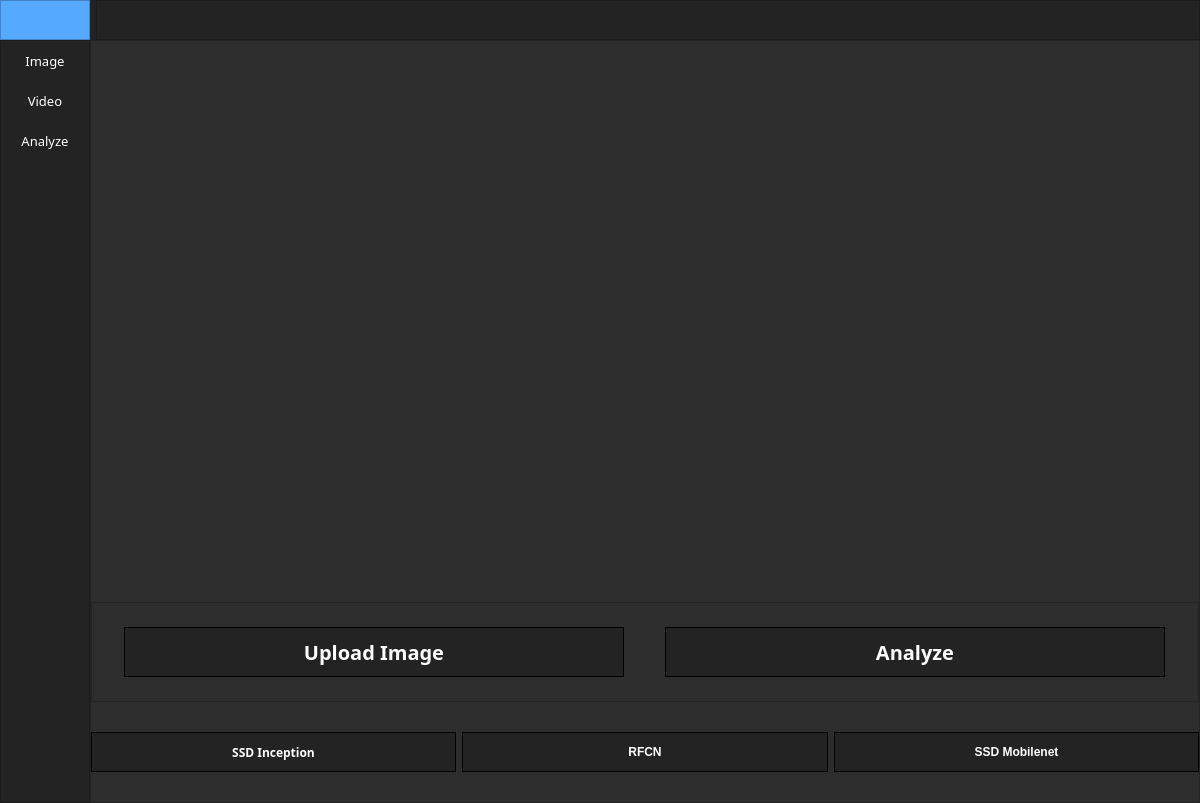
Before: the Qt Designer form trying.ui in Sasan-Tech/Automated-Social-Distance-Monitoring-System, drawn with Qt 5.
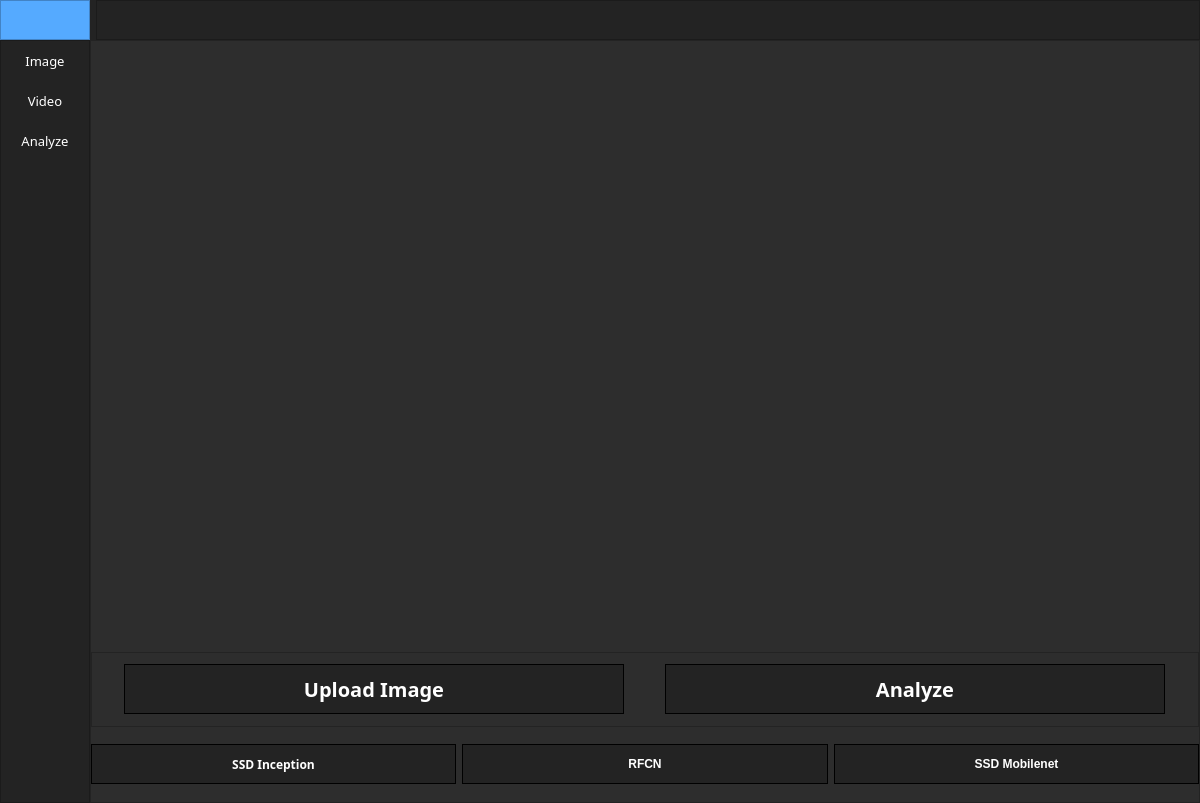
After: the same form once the commit is applied. The open tabs and pages were chosen to show the change. Icons and pictures are not drawn.

Commit message: Added model selection function in the Image section

```diff
--- a/trying.ui
+++ b/trying.ui
@@ -431,15 +431,27 @@
                  <property name="bottomMargin">
                   <number>0</number>
                  </property>
-                 <item>
-                  <widget class="QLabel" name="result_image">
-                   <property name="text">
-                    <string/>
-                   </property>
-                  </widget>
-                 </item>
                  <item>
                   <widget class="QLabel" name="default_image">
+                   <property name="maximumSize">
+                    <size>
+                     <width>768</width>
+                     <height>432</height>
+                    </size>
+                   </property>
+                   <property name="text">
+                    <string/>
+                   </property>
+                  </widget>
+                 </item>
+                 <item>
+                  <widget class="QLabel" name="result_image">
+                   <property name="maximumSize">
+                    <size>
+                     <width>768</width>
+                     <height>432</height>
+                    </size>
+                   </property>
                    <property name="text">
                     <string/>
                    </property>
@@ -465,6 +477,12 @@
                 <layout class="QHBoxLayout" name="horizontalLayout_8">
                  <item>
                   <widget class="QLabel" name="centroid_image_result">
+                   <property name="maximumSize">
+                    <size>
+                     <width>768</width>
+                     <height>432</height>
+                    </size>
+                   </property>
                    <property name="text">
                     <string/>
                    </property>
@@ -478,7 +496,7 @@
                 <property name="maximumSize">
                  <size>
                   <width>16777215</width>
-                  <height>200</height>
+                  <height>150</height>
                  </size>
                 </property>
                 <property name="frameShape">
@@ -617,38 +635,6 @@
                     <property name="bottomMargin">
                      <number>0</number>
                     </property>
-                    <item>
-                     <widget class="QPushButton" name="model_2">
-                      <property name="maximumSize">
-                       <size>
-                        <width>400</width>
-                        <height>40</height>
-                       </size>
-                      </property>
-                      <property name="font">
-                       <font>
-                        <family>Montserrat</family>
-                        <weight>75</weight>
-                        <bold>true</bold>
-                       </font>
-                      </property>
-                      <property name="styleSheet">
-                       <string notr="true">QPushButton {
-	color: rgb(255, 255, 255);
-	background-color: rgb(35, 35, 35);
-	border: 1px solid;
-}
-
-QPushButton:hover {
-	background-color: rgb(85, 170, 255);
-}
-</string>
-                      </property>
-                      <property name="text">
-                       <string>SSD Inception</string>
-                      </property>
-                     </widget>
-                    </item>
                     <item>
                      <widget class="QPushButton" name="model_1">
                       <property name="maximumSize">
@@ -659,6 +645,38 @@
                       </property>
                       <property name="font">
                        <font>
+                        <family>Montserrat</family>
+                        <weight>75</weight>
+                        <bold>true</bold>
+                       </font>
+                      </property>
+                      <property name="styleSheet">
+                       <string notr="true">QPushButton {
+	color: rgb(255, 255, 255);
+	background-color: rgb(35, 35, 35);
+	border: 1px solid;
+}
+
+QPushButton:hover {
+	background-color: rgb(85, 170, 255);
+}
+</string>
+                      </property>
+                      <property name="text">
+                       <string>SSD Inception</string>
+                      </property>
+                     </widget>
+                    </item>
+                    <item>
+                     <widget class="QPushButton" name="model_2">
+                      <property name="maximumSize">
+                       <size>
+                        <width>400</width>
+                        <height>40</height>
+                       </size>
+                      </property>
+                      <property name="font">
+                       <font>
                         <weight>75</weight>
                         <bold>true</bold>
                        </font>
```
Left out of the diff: 10 changed lines with no effect on the pictures. The commit also changes 6 other files.
